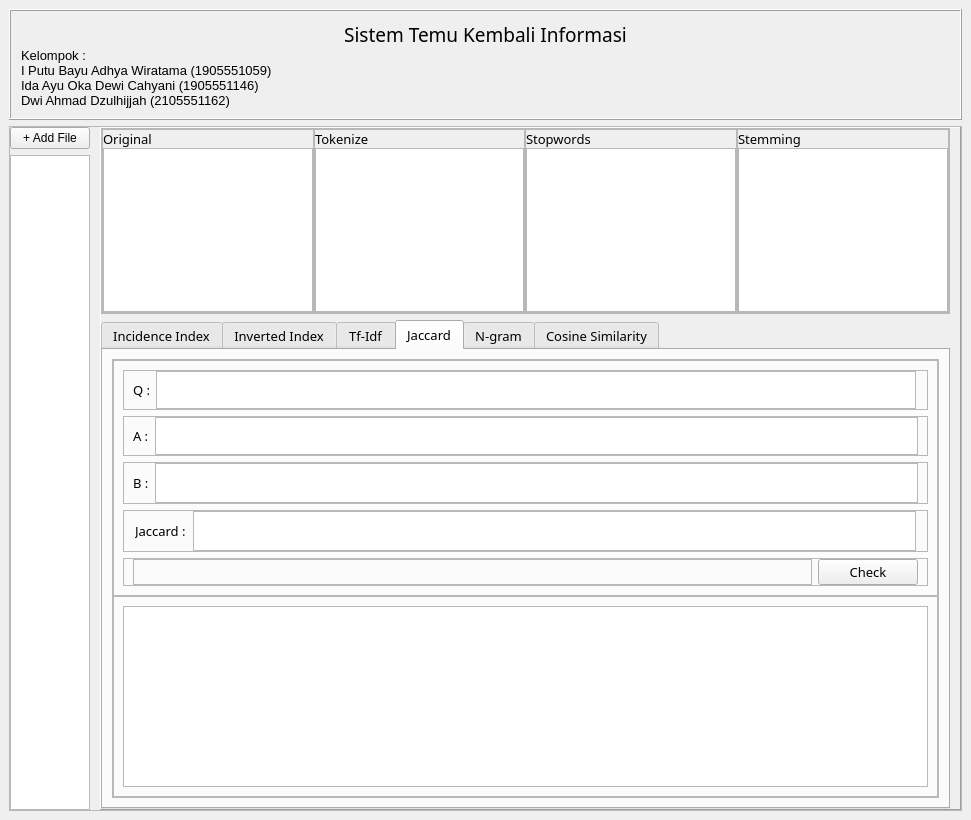
This is Code/gui.ui in TamaWira/DIRDA as Qt 5 draws it before an edit. The edited form follows.
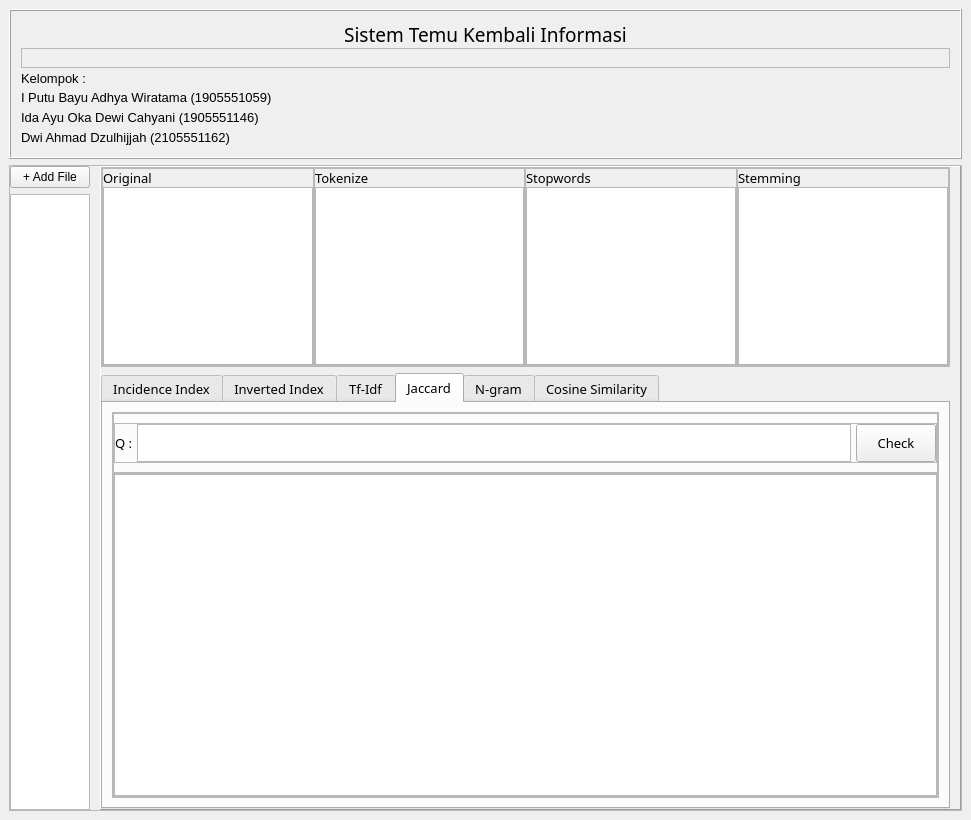
This is the edited form. The open tabs and pages were chosen to show the change.

What changed in the file:
```diff
--- a/Code/gui.ui
+++ b/Code/gui.ui
@@ -663,7 +663,7 @@
                    <property name="maximumSize">
                     <size>
                      <width>16777215</width>
-                     <height>1000</height>
+                     <height>60</height>
                     </size>
                    </property>
                    <property name="frameShape">
@@ -673,6 +673,21 @@
                     <enum>QFrame::Raised</enum>
                    </property>
                    <layout class="QVBoxLayout" name="verticalLayout_14">
+                    <property name="spacing">
+                     <number>0</number>
+                    </property>
+                    <property name="leftMargin">
+                     <number>0</number>
+                    </property>
+                    <property name="topMargin">
+                     <number>0</number>
+                    </property>
+                    <property name="rightMargin">
+                     <number>0</number>
+                    </property>
+                    <property name="bottomMargin">
+                     <number>0</number>
+                    </property>
                     <item>
                      <widget class="QFrame" name="frame_9">
                       <property name="maximumSize">
@@ -688,11 +703,17 @@
                        <enum>QFrame::Raised</enum>
                       </property>
                       <layout class="QHBoxLayout" name="horizontalLayout_4">
+                       <property name="spacing">
+                        <number>5</number>
+                       </property>
+                       <property name="leftMargin">
+                        <number>0</number>
+                       </property>
                        <property name="topMargin">
                         <number>0</number>
                        </property>
                        <property name="rightMargin">
-                        <number>11</number>
+                        <number>0</number>
                        </property>
                        <property name="bottomMargin">
                         <number>0</number>
@@ -705,148 +726,14 @@
                         </widget>
                        </item>
                        <item>
-                        <widget class="QPlainTextEdit" name="editA"/>
+                        <widget class="QPlainTextEdit" name="editJaccard"/>
                        </item>
-                      </layout>
-                     </widget>
-                    </item>
-                    <item>
-                     <widget class="QFrame" name="frame_12">
-                      <property name="maximumSize">
-                       <size>
-                        <width>16777215</width>
-                        <height>40</height>
-                       </size>
-                      </property>
-                      <property name="frameShape">
-                       <enum>QFrame::StyledPanel</enum>
-                      </property>
-                      <property name="frameShadow">
-                       <enum>QFrame::Raised</enum>
-                      </property>
-                      <layout class="QHBoxLayout" name="horizontalLayout_5">
-                       <property name="topMargin">
-                        <number>0</number>
-                       </property>
-                       <property name="bottomMargin">
-                        <number>0</number>
-                       </property>
                        <item>
-                        <widget class="QLabel" name="label_11">
-                         <property name="text">
-                          <string>A :</string>
-                         </property>
-                        </widget>
-                       </item>
-                       <item>
-                        <widget class="QPlainTextEdit" name="editB"/>
-                       </item>
-                      </layout>
-                     </widget>
-                    </item>
-                    <item>
-                     <widget class="QFrame" name="frame_13">
-                      <property name="frameShape">
-                       <enum>QFrame::StyledPanel</enum>
-                      </property>
-                      <property name="frameShadow">
-                       <enum>QFrame::Raised</enum>
-                      </property>
-                      <layout class="QHBoxLayout" name="horizontalLayout_6">
-                       <property name="topMargin">
-                        <number>0</number>
-                       </property>
-                       <property name="bottomMargin">
-                        <number>0</number>
-                       </property>
-                       <item>
-                        <widget class="QLabel" name="label_12">
-                         <property name="text">
-                          <string>B :</string>
-                         </property>
-                        </widget>
-                       </item>
-                       <item>
-                        <widget class="QTextEdit" name="editC">
+                        <widget class="QPushButton" name="btnJacCheck">
                          <property name="maximumSize">
                           <size>
                            <width>16777215</width>
                            <height>40</height>
-                          </size>
-                         </property>
-                        </widget>
-                       </item>
-                      </layout>
-                     </widget>
-                    </item>
-                    <item>
-                     <widget class="QFrame" name="frame_16">
-                      <property name="frameShape">
-                       <enum>QFrame::StyledPanel</enum>
-                      </property>
-                      <property name="frameShadow">
-                       <enum>QFrame::Raised</enum>
-                      </property>
-                      <layout class="QHBoxLayout" name="horizontalLayout_8">
-                       <property name="spacing">
-                        <number>7</number>
-                       </property>
-                       <property name="leftMargin">
-                        <number>11</number>
-                       </property>
-                       <property name="topMargin">
-                        <number>0</number>
-                       </property>
-                       <property name="rightMargin">
-                        <number>11</number>
-                       </property>
-                       <property name="bottomMargin">
-                        <number>0</number>
-                       </property>
-                       <item>
-                        <widget class="QLabel" name="label_13">
-                         <property name="text">
-                          <string>Jaccard :</string>
-                         </property>
-                        </widget>
-                       </item>
-                       <item>
-                        <widget class="QTextEdit" name="editJaccard">
-                         <property name="maximumSize">
-                          <size>
-                           <width>16777215</width>
-                           <height>40</height>
-                          </size>
-                         </property>
-                        </widget>
-                       </item>
-                      </layout>
-                     </widget>
-                    </item>
-                    <item>
-                     <widget class="QFrame" name="frame_14">
-                      <property name="layoutDirection">
-                       <enum>Qt::RightToLeft</enum>
-                      </property>
-                      <property name="frameShape">
-                       <enum>QFrame::StyledPanel</enum>
-                      </property>
-                      <property name="frameShadow">
-                       <enum>QFrame::Raised</enum>
-                      </property>
-                      <layout class="QHBoxLayout" name="horizontalLayout_7">
-                       <property name="topMargin">
-                        <number>0</number>
-                       </property>
-                       <property name="bottomMargin">
-                        <number>0</number>
-                       </property>
-                       <item>
-                        <widget class="QPushButton" name="btnCheck">
-                         <property name="maximumSize">
-                          <size>
-                           <width>100</width>
-                           <height>16777215</height>
                           </size>
                          </property>
                          <property name="text">
@@ -854,16 +741,6 @@
                          </property>
                         </widget>
                        </item>
-                       <item>
-                        <widget class="QFrame" name="frame_15">
-                         <property name="frameShape">
-                          <enum>QFrame::StyledPanel</enum>
-                         </property>
-                         <property name="frameShadow">
-                          <enum>QFrame::Raised</enum>
-                         </property>
-                        </widget>
-                       </item>
                       </layout>
                      </widget>
                     </item>
@@ -885,6 +762,18 @@
                     <enum>QFrame::Raised</enum>
                    </property>
                    <layout class="QHBoxLayout" name="horizontalLayout_9">
+                    <property name="leftMargin">
+                     <number>0</number>
+                    </property>
+                    <property name="topMargin">
+                     <number>0</number>
+                    </property>
+                    <property name="rightMargin">
+                     <number>0</number>
+                    </property>
+                    <property name="bottomMargin">
+                     <number>0</number>
+                    </property>
                     <item>
                      <widget class="QListWidget" name="listJac"/>
                     </item>
```
Left out of the diff: 224 changed lines with no effect on the pictures.
